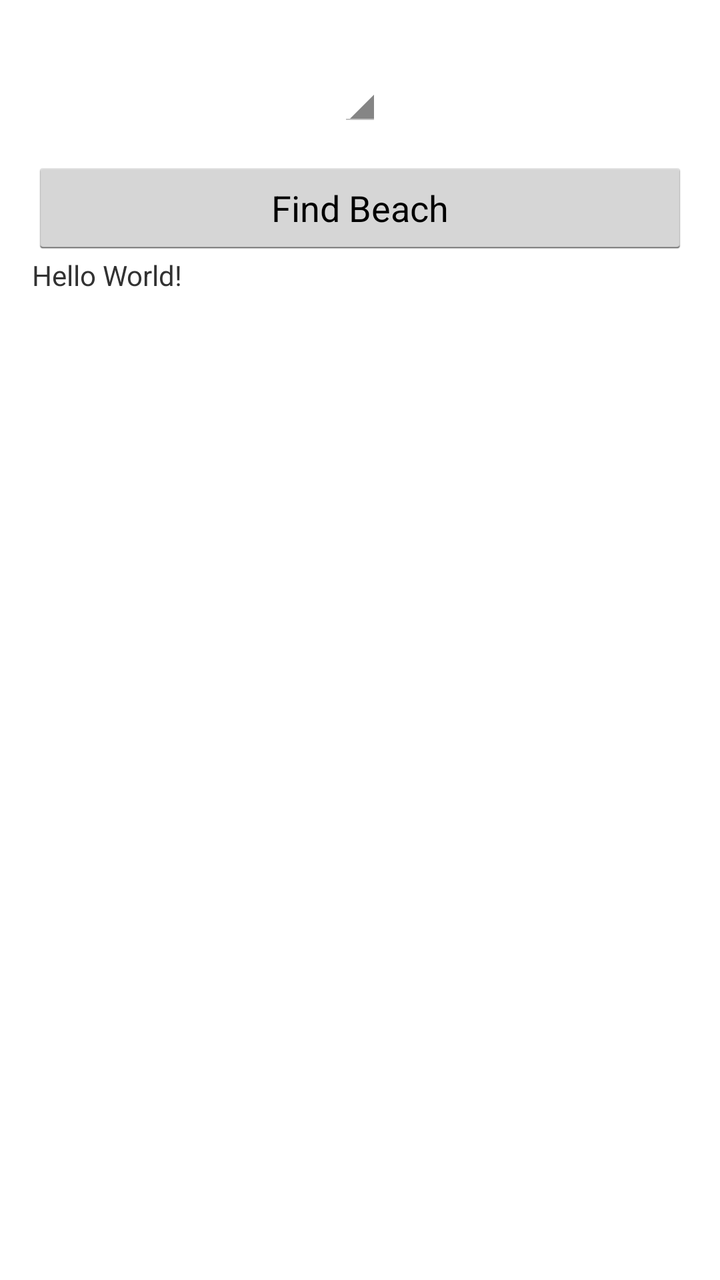
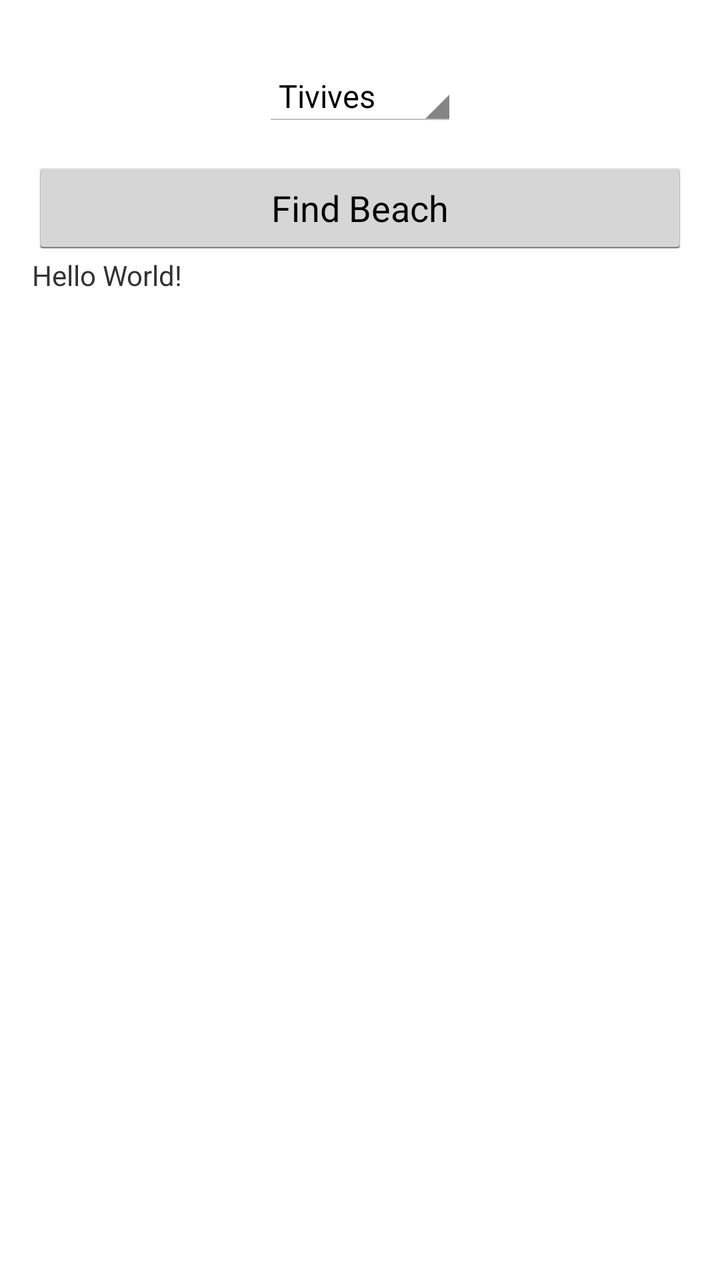

Screens rendered from an Android XML layout before and after an edit, with the pre-edit source and the edit as a unified diff.
<!-- AndroidManifest.xml: application theme AppTheme -->
<!-- res/layout/activity_find_beach.xml -->
<?xml version="1.0" encoding="utf-8"?>
<LinearLayout xmlns:android="http://schemas.android.com/apk/res/android"
    xmlns:app="http://schemas.android.com/apk/res-auto"
    xmlns:tools="http://schemas.android.com/tools"
    android:layout_width="match_parent"
    android:layout_height="match_parent"
    android:padding="16dp"
    android:orientation="vertical"
    tools:context="com.emptyart.tiviveskitesurf.FindBeachActivity">
    <Spinner
        android:id="@+id/beach"
        android:layout_width="wrap_content"
        android:layout_height="wrap_content"
        android:layout_marginTop="40dp"
        android:layout_gravity="center"
        android:layout_margin="16dp"/>
    <Button
        android:id="@+id/button"
        android:layout_width="match_parent"
        android:layout_height="wrap_content"
        android:text="@string/find_beach_btn"/>
    <TextView
        android:id="@+id/textView"
        android:layout_width="wrap_content"
        android:layout_height="wrap_content"
        android:text="Hello World!" />

</LinearLayout>
<!-- resources referenced by this layout -->
<resources>
  <string name="find_beach_btn">Find Beach</string>
  <style name="AppTheme" parent="android:Theme.Holo.Light.DarkActionBar">
          
      </style>
</resources>

<!-- the commit's change to res/layout/activity_find_beach.xml (unified diff, before → after) -->
@@ -13,7 +13,8 @@
         android:layout_height="wrap_content"
         android:layout_marginTop="40dp"
         android:layout_gravity="center"
-        android:layout_margin="16dp"/>
+        android:layout_margin="16dp"
+        android:entries="@array/beach_names"/>
     <Button
         android:id="@+id/button"
         android:layout_width="match_parent"
<!-- resource entries referenced after the edit -->
@@ -1,5 +1,11 @@
 <!-- resources referenced by this layout -->
 <resources>
+  <string-array name="beach_names">
+          <item>Tivives</item>
+          <item>Barranca</item>
+          <item>Caldera</item>
+          <item>Puntarenas</item>
+      </string-array>
   <string name="find_beach_btn">Find Beach</string>
   <style name="AppTheme" parent="android:Theme.Holo.Light.DarkActionBar">
           
